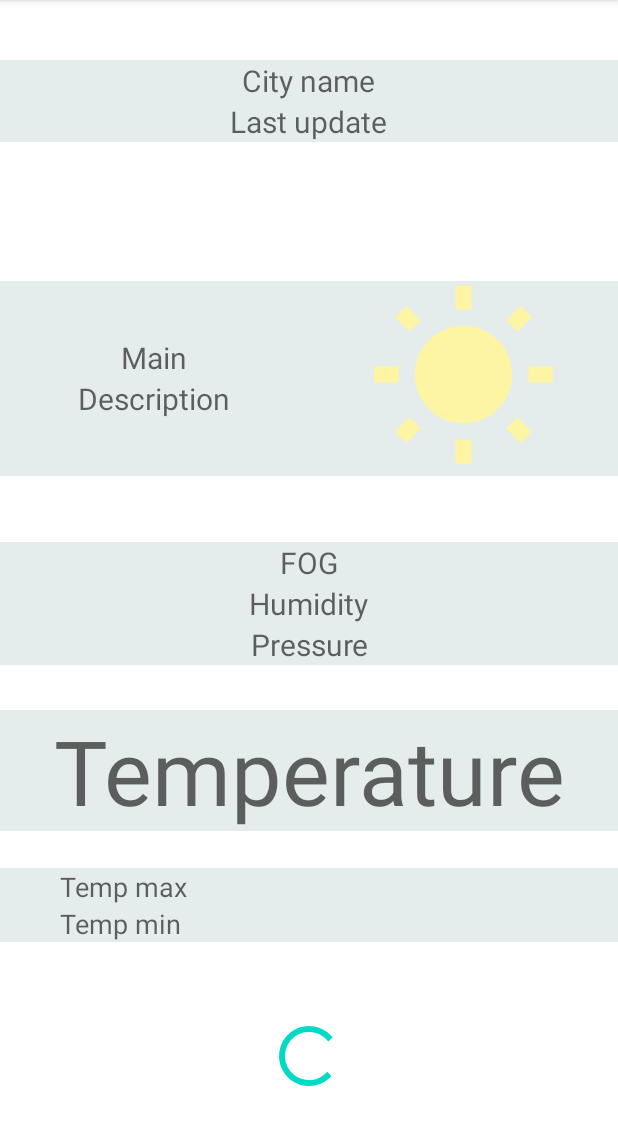
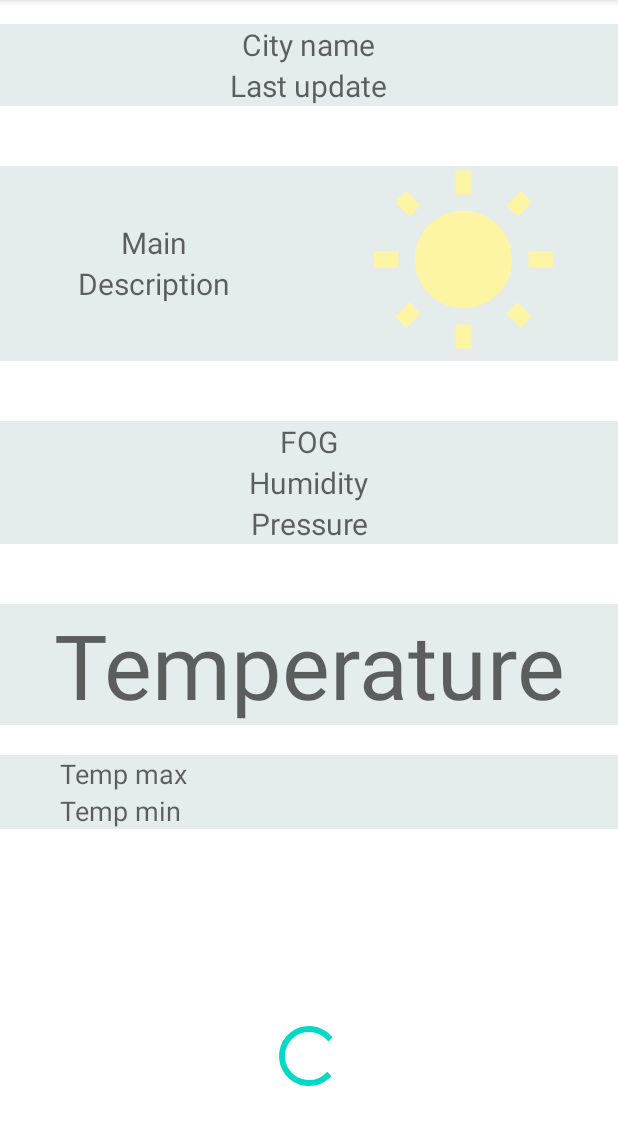
Before and after one commit to MaxLuxs/weap7138, an Android app: the screen it shows after launch (MainActivity), on a phone screen of 412 x 824 dp, the part 84-1229 px from its top. Run offline under Robolectric (Android 15) with nearby library versions, the phone set to English and light mode, and no system bars; our stand-ins replace Picasso; pictures from the network do not load.

Commit message:
Chane main layout

```diff
--- a/app/src/main/res/layout/activity_main.xml
+++ b/app/src/main/res/layout/activity_main.xml
@@ -6,21 +6,19 @@
     android:layout_height="match_parent"
     tools:context=".MainActivity">
 
+
     <LinearLayout
         android:id="@+id/cityLL"
         android:layout_width="match_parent"
         android:layout_height="wrap_content"
-        android:layout_marginTop="30dp"
-        android:layout_marginBottom="30dp"
+        android:layout_marginTop="16dp"
         android:background="@color/background"
         android:gravity="center"
         android:orientation="vertical"
-        app:layout_constraintBottom_toTopOf="@+id/weatherLL"
         app:layout_constraintEnd_toEndOf="parent"
-        app:layout_constraintHorizontal_bias="0.0"
+        app:layout_constraintHorizontal_bias="1.0"
         app:layout_constraintStart_toStartOf="parent"
-        app:layout_constraintTop_toTopOf="parent"
-        app:layout_constraintVertical_bias="0.142">
+        app:layout_constraintTop_toTopOf="parent">
 
         <TextView
             android:id="@+id/cityNameTW"
@@ -43,57 +41,60 @@
         android:id="@+id/weatherLL"
         android:layout_width="match_parent"
         android:layout_height="130dp"
+        android:layout_marginTop="40dp"
+        android:background="@color/background"
         android:orientation="horizontal"
-        android:layout_marginBottom="44dp"
         android:weightSum="2"
-        android:background="@color/background"
-        app:layout_constraintBottom_toTopOf="@+id/fogLL"
         app:layout_constraintEnd_toEndOf="parent"
         app:layout_constraintHorizontal_bias="0.0"
-        app:layout_constraintStart_toStartOf="parent">
+        app:layout_constraintStart_toStartOf="parent"
+        app:layout_constraintTop_toBottomOf="@+id/cityLL">
+
         <LinearLayout
             android:layout_width="0dp"
             android:layout_height="wrap_content"
-            android:orientation="vertical"
             android:layout_gravity="center"
-            android:layout_weight="1">
+            android:layout_weight="1"
+            android:orientation="vertical">
+
             <TextView
                 android:id="@+id/weatherMainTW"
                 android:layout_width="match_parent"
                 android:layout_height="wrap_content"
                 android:gravity="center"
-                android:textSize="20sp"
-                android:hint="@string/mainTW"/>
+                android:hint="@string/mainTW"
+                android:textSize="20sp" />
+
             <TextView
                 android:id="@+id/weatherDescriptionTW"
                 android:layout_width="match_parent"
                 android:layout_height="wrap_content"
                 android:gravity="center"
-                android:textSize="20sp"
-                android:hint="@string/descriptionTW"/>
+                android:hint="@string/descriptionTW"
+                android:textSize="20sp" />
         </LinearLayout>
+
         <ImageView
             android:id="@+id/weatherIcon"
             android:layout_width="0dp"
             android:layout_height="wrap_content"
+            android:layout_weight="1"
             android:gravity="center"
-            android:layout_weight="1"
-            app:srcCompat="@drawable/ic_sunny_140"/>
+            app:srcCompat="@drawable/ic_sunny_140" />
     </LinearLayout>
-
 
     <LinearLayout
         android:id="@+id/fogLL"
         android:layout_width="match_parent"
         android:layout_height="wrap_content"
-        android:layout_marginBottom="30dp"
+        android:layout_marginTop="40dp"
+        android:background="@color/background"
         android:gravity="center"
         android:orientation="vertical"
-        android:background="@color/background"
-        app:layout_constraintBottom_toTopOf="@+id/temperatureTW"
         app:layout_constraintEnd_toEndOf="parent"
         app:layout_constraintHorizontal_bias="0.0"
-        app:layout_constraintStart_toStartOf="parent">
+        app:layout_constraintStart_toStartOf="parent"
+        app:layout_constraintTop_toBottomOf="@+id/weatherLL">
 
         <TextView
             android:id="@+id/FOGTW"
@@ -130,15 +131,15 @@
         android:id="@+id/temperatureTW"
         android:layout_width="match_parent"
         android:layout_height="wrap_content"
-        android:layout_marginBottom="214dp"
+        android:layout_marginTop="40dp"
         android:background="@color/background"
         android:gravity="center"
         android:hint="@string/temperatureTW"
         android:textSize="60sp"
-        app:layout_constraintBottom_toBottomOf="parent"
         app:layout_constraintEnd_toEndOf="parent"
         app:layout_constraintHorizontal_bias="0.0"
-        app:layout_constraintStart_toStartOf="parent" />
+        app:layout_constraintStart_toStartOf="parent"
+        app:layout_constraintTop_toBottomOf="@+id/fogLL" />
 
     <ProgressBar
         android:id="@+id/progressBar"
@@ -154,26 +155,27 @@
     <LinearLayout
         android:layout_width="match_parent"
         android:layout_height="wrap_content"
-        android:layout_marginBottom="140dp"
+        android:layout_marginTop="20dp"
+        android:background="@color/background"
         android:orientation="vertical"
-        android:background="@color/background"
-        app:layout_constraintBottom_toBottomOf="parent"
-        app:layout_constraintStart_toStartOf="parent">
+        app:layout_constraintStart_toStartOf="parent"
+        app:layout_constraintTop_toBottomOf="@+id/temperatureTW">
 
         <TextView
             android:id="@+id/maxTempTW"
             android:layout_width="wrap_content"
             android:layout_height="wrap_content"
+            android:layout_marginStart="40dp"
             android:hint="@string/temp_maxTW"
-            android:textSize="18sp"
-            android:layout_marginStart="40dp" />
+            android:textSize="18sp" />
+
         <TextView
             android:id="@+id/minTempTW"
             android:layout_width="wrap_content"
             android:layout_height="wrap_content"
             android:layout_marginStart="40dp"
-            android:textSize="18sp"
-            android:hint="@string/temp_minTW" />
+            android:hint="@string/temp_minTW"
+            android:textSize="18sp" />
     </LinearLayout>
 
 
```
